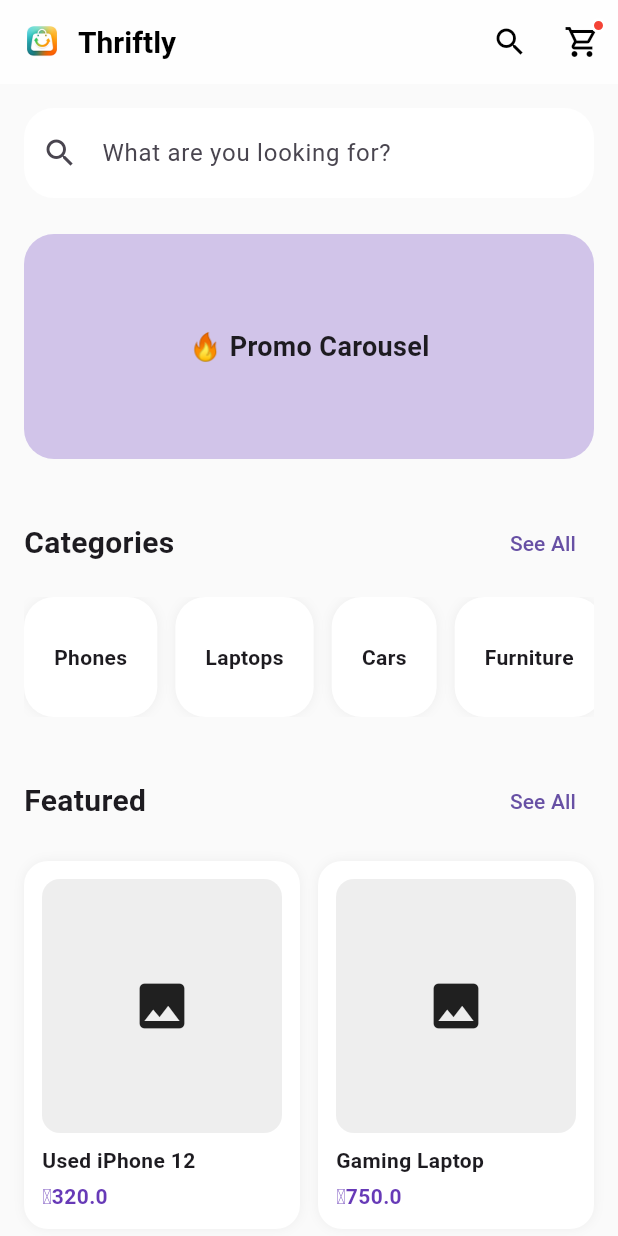
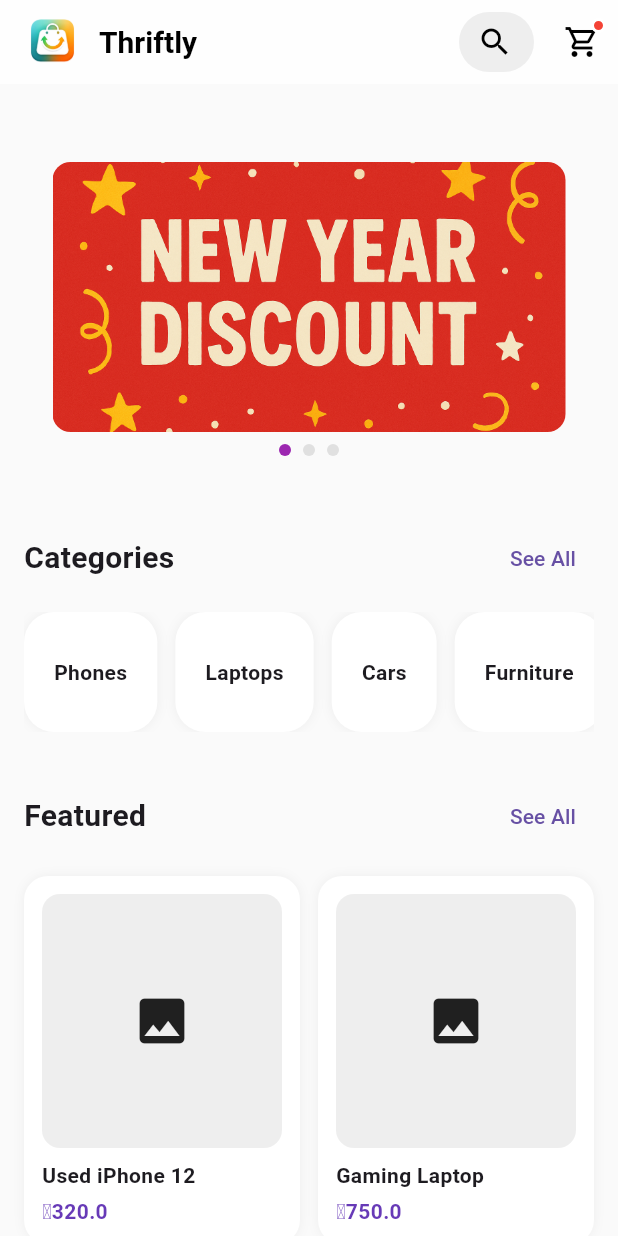
Before and after one commit to frostminder/thriftly, a Flutter app: the screen it shows after launch, on a phone screen of 412 x 824 dp. Run offline on Flutter 3.47's test engine with Material 3 defaults, Android fonts, the phone set to English and light mode, and no system bars; drawn by our look-alikes of carousel_slider.

Commit message:
Add animated search bar and promo carousel with indicators

```diff
--- a/lib/screens/home/home_screen.dart
+++ b/lib/screens/home/home_screen.dart
@@ -2,6 +2,7 @@ import 'package:flutter/material.dart';
 import '../../widgets/category_chip.dart';
 import '../../widgets/product_card.dart';
 import '../../models/product_model.dart';
+import '../../widgets/promo_carousel.dart';
 
 class HomeScreen extends StatefulWidget {
   const HomeScreen({super.key});
@@ -11,10 +12,36 @@ class HomeScreen extends StatefulWidget {
 }
 
 class _HomeScreenState extends State<HomeScreen> {
-  final TextEditingController _searchController = TextEditingController();
+  String searchQuery = "";
 
   bool isLoading = false;
   String? error;
+
+  bool _isSearchOpen = false;
+  final TextEditingController _searchController = TextEditingController();
+  final FocusNode _focusNode = FocusNode();
+
+  void _toggleSearch() {
+    setState(() {
+      _isSearchOpen = !_isSearchOpen;
+      if (_isSearchOpen) {
+        Future.delayed(const Duration(milliseconds: 300), () {
+          _focusNode.requestFocus();
+        });
+      } else {
+        _searchController.clear();
+        _focusNode.unfocus();
+        searchQuery = "";
+      }
+    });
+  }
+
+  @override
+  void dispose() {
+    _searchController.dispose();
+    _focusNode.dispose();
+    super.dispose();
+  }
 
   // Temporary mock data (later from Supabase)
   final List<Product> products = [
@@ -45,8 +72,8 @@ class _HomeScreenState extends State<HomeScreen> {
             const SizedBox(width: 12),
             Image.asset(
               'assets/images/thriftly_logo.png',
-              width: 32,
-              height: 32,
+              width: 46,
+              height: 46,
             ),
             const SizedBox(width: 8),
             const Text(
@@ -60,10 +87,45 @@ class _HomeScreenState extends State<HomeScreen> {
           ],
         ),
         actions: [
-          IconButton(
-            icon: const Icon(Icons.search, color: Colors.black),
-            onPressed: () {},
+          // Animated search container
+          AnimatedContainer(
+            duration: const Duration(milliseconds: 300),
+            width: _isSearchOpen ? 250 : 50,
+            height: 40,
+            curve: Curves.easeInOut,
+            margin: const EdgeInsets.symmetric(vertical: 8, horizontal: 8),
+            decoration: BoxDecoration(
+              color: Colors.grey[200],
+              borderRadius: BorderRadius.circular(25),
+            ),
+            child: Row(
+              children: [
+                IconButton(
+                  icon: const Icon(Icons.search, color: Colors.black),
+                  onPressed: _toggleSearch,
+                ),
+                if (_isSearchOpen)
+                  Expanded(
+                    child: TextField(
+                      controller: _searchController,
+                      focusNode: _focusNode,
+                      decoration: const InputDecoration(
+                        hintText: "Search",
+                        border: InputBorder.none,
+                        contentPadding: EdgeInsets.symmetric(vertical: 7.5),
+                      ),
+                      onChanged: (value) {
+                        setState(() {
+                          searchQuery = value; // your filter logic
+                        });
+                      },
+                    ),
+                  ),
+              ],
+            ),
           ),
+
+          // Cart Icon
           Stack(
             children: [
               IconButton(
@@ -97,38 +159,12 @@ class _HomeScreenState extends State<HomeScreen> {
         child: Column(
           crossAxisAlignment: CrossAxisAlignment.start,
           children: [
-            /// SEARCH BAR
-            TextField(
-              controller: _searchController,
-              onChanged: (_) => setState(() {}),
-              decoration: InputDecoration(
-                hintText: 'What are you looking for?',
-                prefixIcon: const Icon(Icons.search),
-                filled: true,
-                fillColor: Colors.white,
-                contentPadding: const EdgeInsets.symmetric(vertical: 18),
-                border: OutlineInputBorder(
-                  borderRadius: BorderRadius.circular(20),
-                  borderSide: BorderSide.none,
-                ),
-              ),
-            ),
-
             const SizedBox(height: 24),
 
-            /// PROMO SECTION (placeholder)
-            Container(
-              height: 150,
-              decoration: BoxDecoration(
-                color: Colors.deepPurple.shade100,
-                borderRadius: BorderRadius.circular(20),
-              ),
-              child: const Center(
-                child: Text(
-                  '🔥 Promo Carousel',
-                  style: TextStyle(fontSize: 18, fontWeight: FontWeight.bold),
-                ),
-              ),
+            // Promo Slider
+            Padding(
+              padding: const EdgeInsets.symmetric(vertical: 12),
+              child: const PromoCarousel(),
             ),
 
             const SizedBox(height: 32),
--- /dev/null
+++ b/lib/widgets/promo_carousel.dart
@@ -0,0 +1,75 @@
+import 'package:carousel_slider/carousel_slider.dart';
+import 'package:flutter/material.dart';
+
+class PromoCarousel extends StatefulWidget {
+  const PromoCarousel({super.key});
+
+  @override
+  State<PromoCarousel> createState() => _PromoCarouselState();
+}
+
+class _PromoCarouselState extends State<PromoCarousel> {
+  int _currentIndex = 0;
+
+  final List<String> _images = [
+    'assets/images/promo1.png',
+    'assets/images/promo2.png',
+    'assets/images/promo3.png',
+  ];
+
+  @override
+  Widget build(BuildContext context) {
+    return Column(
+      children: [
+        CarouselSlider(
+          items: _images
+              .map(
+                (image) => ClipRRect(
+                  borderRadius: BorderRadius.circular(12),
+                  child: Image.asset(
+                    image,
+                    width: double.infinity,
+
+                    fit: BoxFit.cover,
+                  ),
+                ),
+              )
+              .toList(),
+          options: CarouselOptions(
+            height: 180,
+            autoPlay: true,
+            enlargeCenterPage: true,
+            viewportFraction: 0.9,
+            onPageChanged: (index, reason) {
+              setState(() {
+                _currentIndex = index;
+              });
+            },
+          ),
+        ),
+        const SizedBox(height: 8),
+        Row(
+          mainAxisAlignment: MainAxisAlignment.center,
+          children: _images.asMap().entries.map((entry) {
+            return GestureDetector(
+              onTap: () => setState(() {
+                _currentIndex = entry.key;
+              }),
+              child: Container(
+                width: 8,
+                height: 8,
+                margin: const EdgeInsets.symmetric(horizontal: 4),
+                decoration: BoxDecoration(
+                  shape: BoxShape.circle,
+                  color: _currentIndex == entry.key
+                      ? Colors.purple
+                      : Colors.grey[300],
+                ),
+              ),
+            );
+          }).toList(),
+        ),
+      ],
+    );
+  }
+}
--- a/pubspec.yaml
+++ b/pubspec.yaml
@@ -10,7 +10,8 @@ dependencies:
   flutter:
     sdk: flutter
   supabase_flutter: ^1.2.1
-  carousel_slider: ^4.2.1
+  carousel_slider: ^5.1.1
+
 
 
 dev_dependencies:
```
Also changed, not shown: assets/images/promo1.png (added), assets/images/promo2.png (added), assets/images/promo3.png (added), assets/images/thriftly_logo.png, pubspec.lock.
